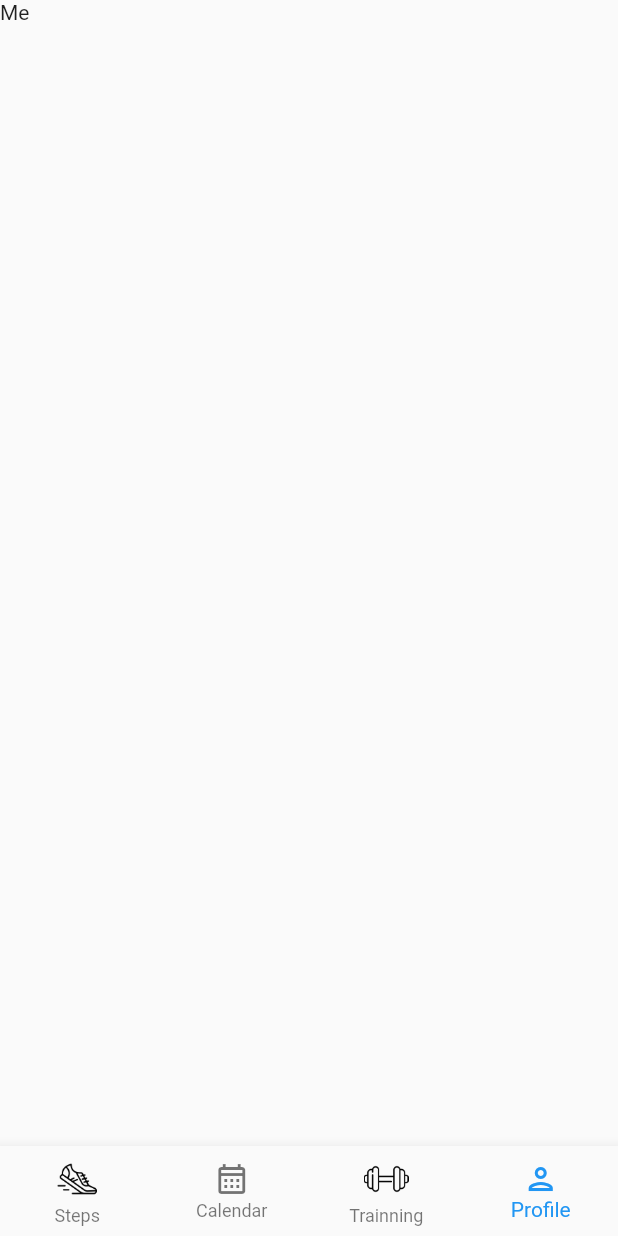
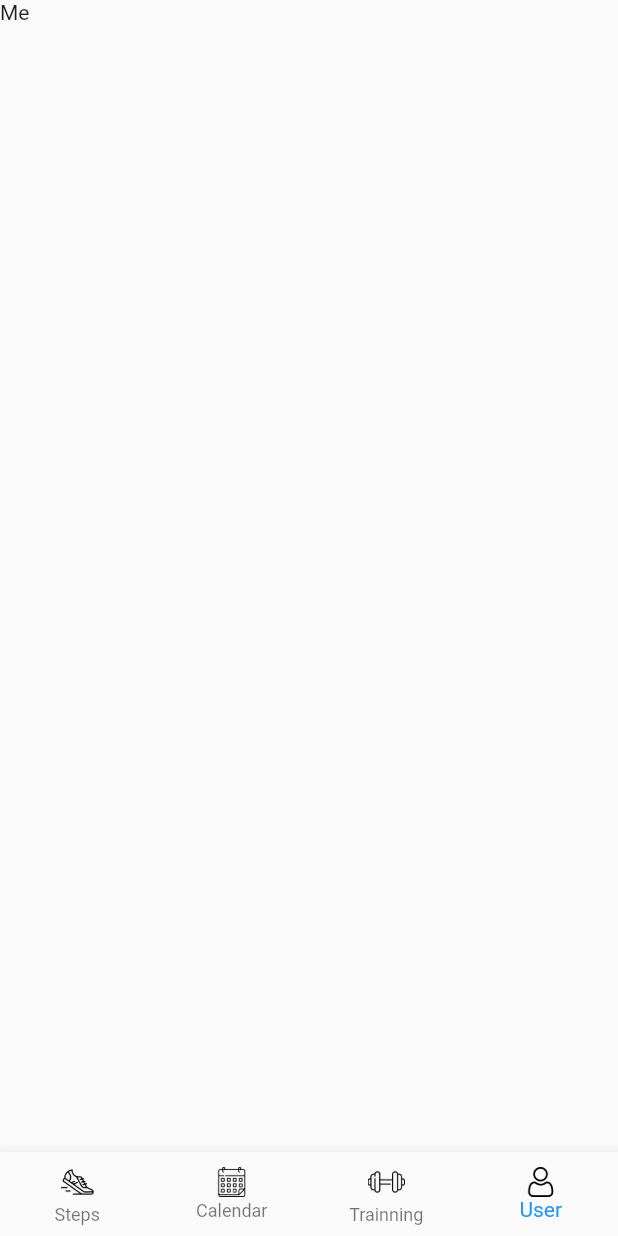
Before and after one commit to yavuzsavan/trainingApp, a Flutter app: the screen it shows after launch, on a phone screen of 412 x 824 dp. Run offline on Flutter 3.47's test engine with Material 2 defaults, Android fonts, the phone set to English and light mode, and no system bars; our stand-ins replace google_nav_bar, percent_indicator.

Commit message:
fixed icons

```diff
--- a/lib/homepage.dart
+++ b/lib/homepage.dart
@@ -36,20 +36,20 @@ class _HomePageState extends State<HomePage> {
         type: BottomNavigationBarType.fixed,
         items: [
         BottomNavigationBarItem(
-          icon: Image.asset("assets/icons/steps.png",width: 30, height: 30,),
+          icon: Image.asset("assets/icons/steps.png",width: 25, height: 25,),
           label: "Steps",
         ),
         BottomNavigationBarItem(
-          icon: Icon(Icons.calendar_month_outlined),
+          icon: Image.asset("assets/icons/calendar.png",width: 20, height: 20,),
           label: "Calendar",
         ),
         BottomNavigationBarItem(
-          icon: Image.asset("assets/icons/weight.png",width: 30, height: 30,),
+          icon: Image.asset("assets/icons/weight.png",width: 25, height: 25,),
           label: "Trainning",
         ),
-        const BottomNavigationBarItem(
-          icon: Icon(Icons.person_outlined),
-          label: "Profile",
+        BottomNavigationBarItem(
+          icon: Image.asset("assets/icons/user.png",width: 20, height: 20,),
+          label: "User",
         ),
       ]),
 
--- a/lib/main.dart
+++ b/lib/main.dart
@@ -13,6 +13,7 @@ class MyApp extends StatelessWidget {
   Widget build(BuildContext context) {
     return const MaterialApp(
       debugShowCheckedModeBanner: false,
+      // theme: ThemeData(primarySwatch: Colors.amber),
       home: HomePage(),
     );
   }
```
Also changed, not shown: assets/icons/calendar.png, assets/icons/user.png (added).
